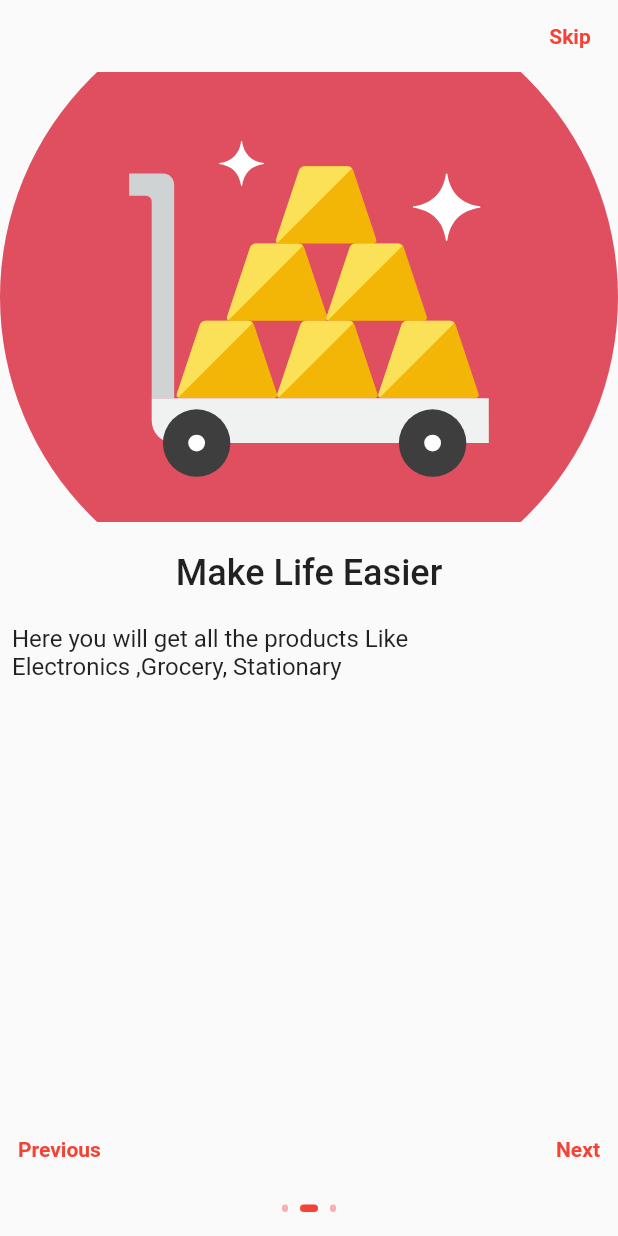
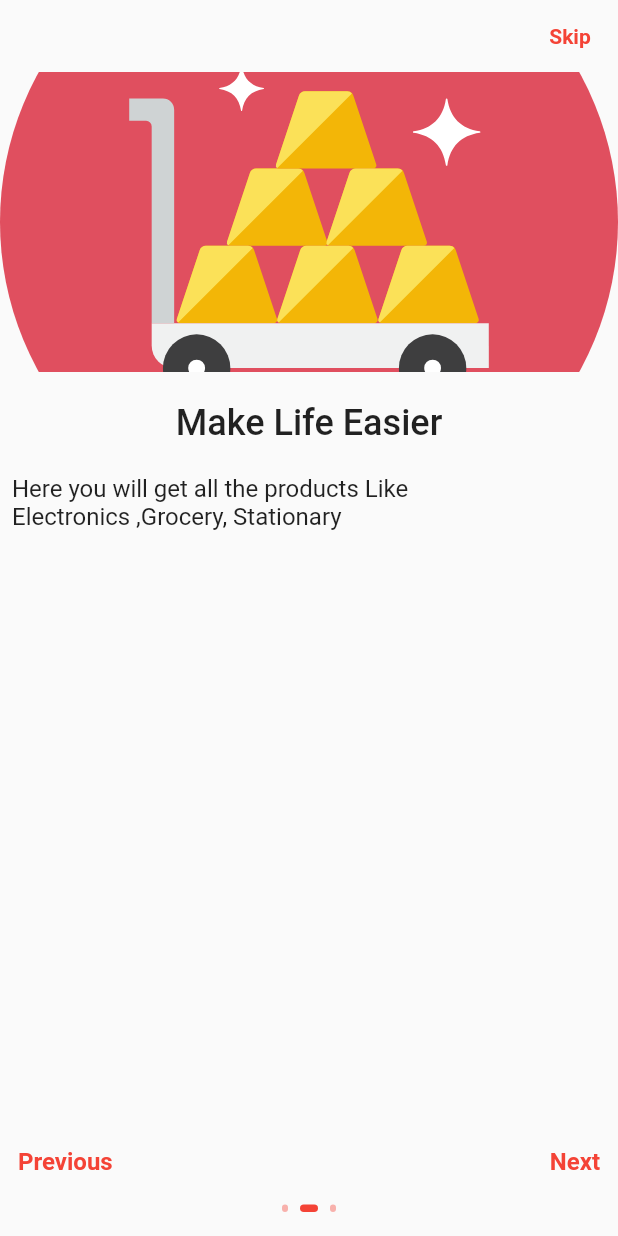
Before and after one commit to Rokon-556/onboarding_page, a Flutter app: the OnBoardScreenOne screen opened by its route, after a tap on "Next", on a phone screen of 412 x 824 dp. Run offline on Flutter 3.47's test engine with Material 2 defaults, Android fonts, the phone set to English and light mode, and no system bars; our stand-ins replace flutter_svg.

Commit message:
Refactoring Buttons

```diff
--- a/lib/main.dart
+++ b/lib/main.dart
@@ -17,8 +17,6 @@ class MyApp extends StatelessWidget {
       theme: ThemeData(
         primarySwatch: Colors.red,
       ),
-      // home: const OnBoardScreenOne(),
-      // initialRoute: '/',
       home: const HomeScreen(),
       routes: {
         OnBoardScreenOne.routeName: ((context) => const OnBoardScreenOne()),
--- a/lib/models/on_board_one.dart
+++ b/lib/models/on_board_one.dart
@@ -1,21 +1,8 @@
-import 'package:flutter/material.dart';
 
 class OnBoardOne {
   final String image, title, description;
-  final VoidCallback btnFunc;
-  final VoidCallback leftFunc;
-  final VoidCallback rightFunc;
-  final bool isRight;
-  final bool isLeft;
-  final bool isBtn;
 
   OnBoardOne({
-    required this.btnFunc,
-    required this.isBtn,
-    required this.leftFunc,
-    required this.rightFunc,
-    required this.isRight,
-    required this.isLeft,
     required this.image,
     required this.title,
     required this.description,
--- a/lib/screens/on_board_screen_one.dart
+++ b/lib/screens/on_board_screen_one.dart
@@ -1,4 +1,6 @@
 import 'package:flutter/material.dart';
+import 'package:on_boarding_demo/widgets/app_button_one.dart';
+import 'package:on_boarding_demo/widgets/text_button.dart';
 
 import '../models/on_board_one.dart';
 import '../widgets/dot_indicator.dart';
@@ -30,55 +32,79 @@ class _OnBoardScreenOneState extends State<OnBoardScreenOne> {
     _pageController.dispose();
   }
 
+  _buildButtonRow(Widget left, Widget right, Widget btn) {
+    if (_pageIndex == 0) {
+      return Row(
+        mainAxisAlignment: MainAxisAlignment.spaceBetween,
+        children: [
+          Container(),
+          Padding(
+            padding: const EdgeInsets.only(right: 12.0),
+            child: Align(alignment: Alignment.bottomRight, child: right),
+          ),
+        ],
+      );
+    } else if (_pageIndex == 1) {
+      return (Row(
+        mainAxisAlignment: MainAxisAlignment.spaceBetween,
+        children: [
+          Align(
+              alignment: Alignment.bottomLeft,
+              child: Padding(
+                padding: const EdgeInsets.only(left: 12.0),
+                child: left,
+              )),
+          Align(
+              alignment: Alignment.bottomRight,
+              child: Padding(
+                padding: const EdgeInsets.only(right: 12.0),
+                child: right,
+              ))
+        ],
+      ));
+    } else {
+      return (Row(
+        mainAxisAlignment: MainAxisAlignment.spaceBetween,
+        children: [
+          Padding(
+            padding: const EdgeInsets.only(left: 12.0),
+            child: Align(alignment: Alignment.bottomLeft, child: left),
+          ),
+          Align(alignment: Alignment.bottomRight, child: btn)
+        ],
+      ));
+    }
+  }
+
+  _nextPage() {
+    _pageController.nextPage(
+        duration: const Duration(milliseconds: 300), curve: Curves.ease);
+  }
+
+  _previousPage() {
+    _pageController.previousPage(
+        duration: const Duration(milliseconds: 300), curve: Curves.ease);
+  }
+
+  _loginPage() {
+    //here go your code;
+  }
+
   @override
   Widget build(BuildContext context) {
     final List<OnBoardOne> demoData = [
       OnBoardOne(
-        isBtn: false,
-        isRight: true,
-        isLeft: false,
         image: 'assets/images/discount-3747.svg',
         title: 'All Problem One Solution',
         description: 'Need All groceries and Stationary Item? Here we go',
-        leftFunc: () {},
-        btnFunc: () {},
-        rightFunc: () {
-          _pageController.nextPage(
-              duration: const Duration(milliseconds: 300), curve: Curves.ease);
-        },
       ),
       OnBoardOne(
-        leftFunc: () {
-          _pageController.previousPage(
-            duration: const Duration(milliseconds: 500),
-            curve: Curves.ease,
-          );
-        },
-        btnFunc: () {},
-        rightFunc: () {
-          _pageController.nextPage(
-              duration: const Duration(milliseconds: 300), curve: Curves.ease);
-        },
-        isBtn: false,
-        isRight: true,
-        isLeft: true,
         image: 'assets/images/cart.svg',
         title: 'Make Life Easier',
         description:
             'Here you will get all the products Like Electronics ,Grocery, Stationary',
       ),
       OnBoardOne(
-        leftFunc: () {
-          _pageController.previousPage(
-            duration: const Duration(milliseconds: 500),
-            curve: Curves.ease,
-          );
-        },
-        btnFunc: () {},
-        rightFunc: () {},
-        isBtn: true,
-        isLeft: true,
-        isRight: false,
         image: 'assets/images/cash.svg',
         title: 'Unity Express',
         description:
@@ -114,13 +140,22 @@ class _OnBoardScreenOneState extends State<OnBoardScreenOne> {
                 image: demoData[index].image,
                 title: demoData[index].title,
                 description: demoData[index].description,
-                leftEnable: demoData[index].isLeft,
-                rightEnable: demoData[index].isRight,
-                isBtnEnable: demoData[index].isBtn,
-                btnFunc: demoData[index].btnFunc,
-                leftFunc: demoData[index].leftFunc,
-                rightFunc: demoData[index].rightFunc,
               ),
+            ),
+          ),
+          _buildButtonRow(
+            TextButtonClass(
+              btnText: 'Previous',
+              btnFunc: _previousPage,
+            ),
+            TextButtonClass(
+              btnText: 'Next',
+              btnFunc: _nextPage,
+            ),
+            AppButtonOne(
+              text: 'Get Start',
+              func: _loginPage,
+              width: 100,
             ),
           ),
           Padding(
--- a/lib/widgets/app_button_one.dart
+++ b/lib/widgets/app_button_one.dart
@@ -13,7 +13,7 @@ class AppButtonOne extends StatelessWidget {
       onTap: func,
       child: Container(
         width: width,
-        height: 25,
+        height: 30,
         decoration: BoxDecoration(
             borderRadius: const BorderRadius.only(
               topLeft: Radius.circular(12),
--- a/lib/widgets/on_board_content_one.dart
+++ b/lib/widgets/on_board_content_one.dart
@@ -7,24 +7,24 @@ class OnBoardContentOne extends StatelessWidget {
   final String image;
   final String title;
   final String description;
-  final VoidCallback btnFunc;
-  final VoidCallback leftFunc;
-  final VoidCallback rightFunc;
-  final bool leftEnable;
-  final bool rightEnable;
-  final bool isBtnEnable;
+  // final VoidCallback btnFunc;
+  // final VoidCallback leftFunc;
+  // final VoidCallback rightFunc;
+  // final bool leftEnable;
+  // final bool rightEnable;
+  // final bool isBtnEnable;
 
   const OnBoardContentOne({
     Key? key,
     required this.image,
     required this.title,
     required this.description,
-    required this.leftEnable,
-    required this.rightEnable,
-    required this.isBtnEnable,
-    required this.btnFunc,
-    required this.leftFunc,
-    required this.rightFunc,
+    // required this.leftEnable,
+    // required this.rightEnable,
+    // required this.isBtnEnable,
+    // required this.btnFunc,
+    // required this.leftFunc,
+    // required this.rightFunc,
   }) : super(key: key);
 
   @override
@@ -33,7 +33,7 @@ class OnBoardContentOne extends StatelessWidget {
       children: [
         SvgPicture.asset(
           image,
-          height: 300,
+          height: 200,
           width: double.infinity,
           fit: BoxFit.cover,
         ),
@@ -58,45 +58,6 @@ class OnBoardContentOne extends StatelessWidget {
         ),
         const Spacer(),
         const SizedBox(height: 12),
-        Padding(
-          padding: const EdgeInsets.only(
-            bottom: 8.0,
-          ),
-          child: Row(
-            children: [
-              Visibility(
-                  visible: leftEnable,
-                  child: Align(
-                      alignment: Alignment.bottomLeft,
-                      child: Padding(
-                        padding: const EdgeInsets.only(left: 12.0),
-                        child: TextButtonClass(
-                            btnText: 'Previous', btnFunc: leftFunc),
-                      ))),
-              const Spacer(),
-              Visibility(
-                  visible: rightEnable,
-                  child: Align(
-                      alignment: Alignment.bottomRight,
-                      child: Padding(
-                        padding: const EdgeInsets.only(right: 12.0),
-                        child: TextButtonClass(
-                            btnText: 'Next', btnFunc: rightFunc),
-                      ))),
-              Visibility(
-                visible: isBtnEnable,
-                child: Align(
-                  alignment: Alignment.bottomRight,
-                  child: AppButtonOne(
-                    text: 'Let\'s go',
-                    func: btnFunc,
-                    width: 100,
-                  ),
-                ),
-              ),
-            ],
-          ),
-        )
       ],
     );
   }
--- a/lib/widgets/text_button.dart
+++ b/lib/widgets/text_button.dart
@@ -21,7 +21,7 @@ class TextButtonClass extends StatelessWidget {
             btnText,
             style: TextStyle(
                 color: Theme.of(context).primaryColor,
-                fontSize: 14,
+                fontSize: 16,
                 fontWeight: FontWeight.bold),
           ),
         ),
```
